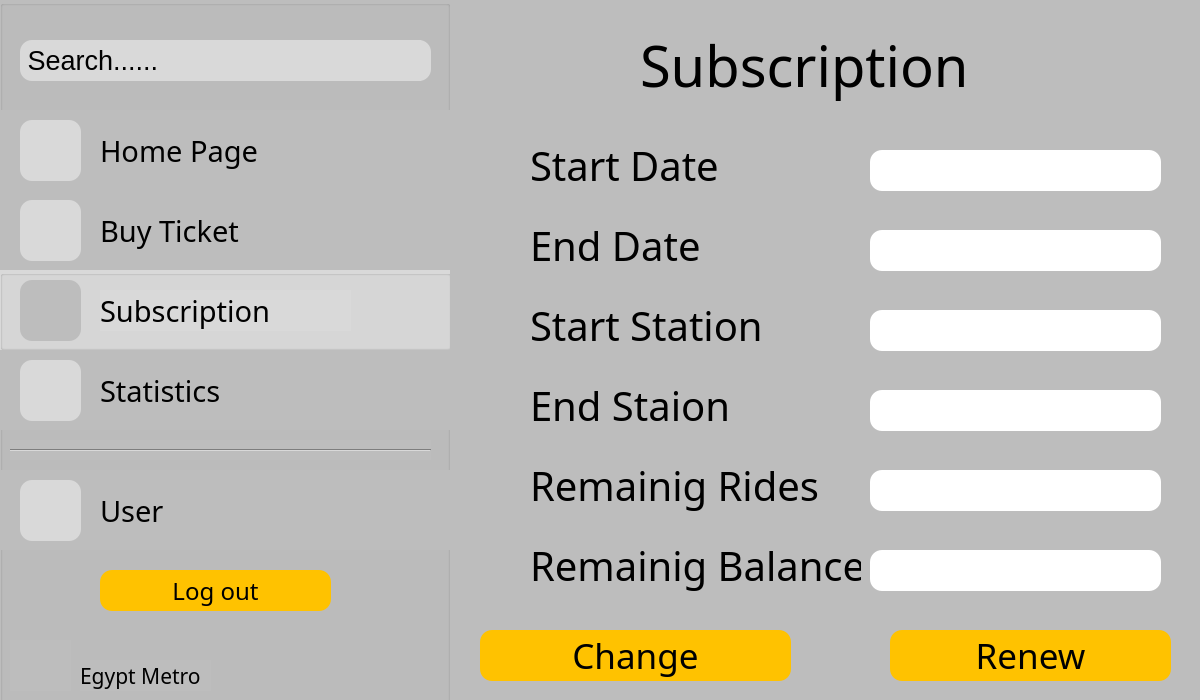
The window that subscription.ui (hager55m/Metro-Mate-DS) describes before a commit, drawn with Qt 5.
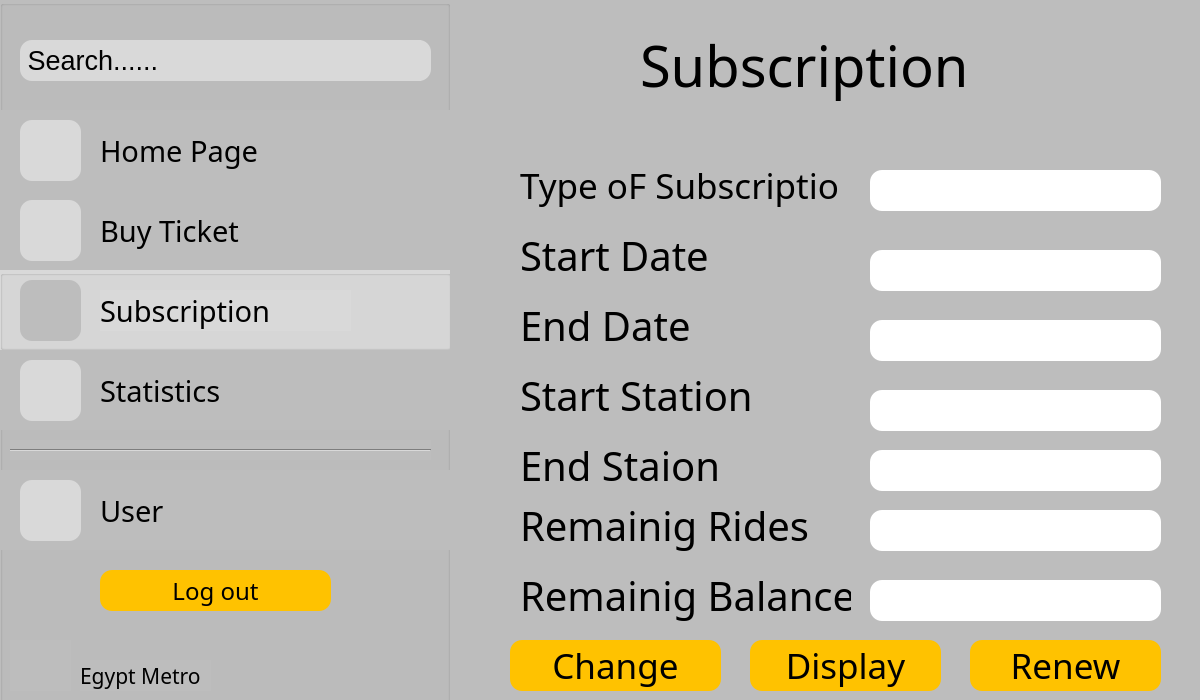
The same window after the commit.

The edit to the form file:
```diff
--- a/subscription.ui
+++ b/subscription.ui
@@ -568,8 +568,8 @@
   <widget class="QLabel" name="label_11">
    <property name="geometry">
     <rect>
-     <x>530</x>
-     <y>140</y>
+     <x>520</x>
+     <y>230</y>
      <width>211</width>
      <height>51</height>
     </rect>
@@ -587,8 +587,8 @@
   <widget class="QLabel" name="label_13">
    <property name="geometry">
     <rect>
-     <x>530</x>
-     <y>220</y>
+     <x>520</x>
+     <y>300</y>
      <width>211</width>
      <height>51</height>
     </rect>
@@ -606,8 +606,8 @@
   <widget class="QLabel" name="label_14">
    <property name="geometry">
     <rect>
-     <x>530</x>
-     <y>300</y>
+     <x>520</x>
+     <y>370</y>
      <width>251</width>
      <height>51</height>
     </rect>
@@ -625,8 +625,8 @@
   <widget class="QLabel" name="label_15">
    <property name="geometry">
     <rect>
-     <x>530</x>
-     <y>380</y>
+     <x>520</x>
+     <y>440</y>
      <width>231</width>
      <height>51</height>
     </rect>
@@ -644,8 +644,8 @@
   <widget class="QLabel" name="label_16">
    <property name="geometry">
     <rect>
-     <x>530</x>
-     <y>460</y>
+     <x>520</x>
+     <y>500</y>
      <width>291</width>
      <height>51</height>
     </rect>
@@ -664,7 +664,7 @@
    <property name="geometry">
     <rect>
      <x>870</x>
-     <y>150</y>
+     <y>250</y>
      <width>291</width>
      <height>41</height>
     </rect>
@@ -687,7 +687,7 @@
    <property name="geometry">
     <rect>
      <x>870</x>
-     <y>230</y>
+     <y>320</y>
      <width>291</width>
      <height>41</height>
     </rect>
@@ -710,29 +710,6 @@
    <property name="geometry">
     <rect>
      <x>870</x>
-     <y>310</y>
-     <width>291</width>
-     <height>41</height>
-    </rect>
-   </property>
-   <property name="font">
-    <font>
-     <pointsize>18</pointsize>
-    </font>
-   </property>
-   <property name="styleSheet">
-    <string notr="true">background-color: white;
-border-radius: 12;
-color: black;</string>
-   </property>
-   <property name="readOnly">
-    <bool>true</bool>
-   </property>
-  </widget>
-  <widget class="QLineEdit" name="endstation">
-   <property name="geometry">
-    <rect>
-     <x>870</x>
      <y>390</y>
      <width>291</width>
      <height>41</height>
@@ -752,11 +729,34 @@
     <bool>true</bool>
    </property>
   </widget>
+  <widget class="QLineEdit" name="endstation">
+   <property name="geometry">
+    <rect>
+     <x>870</x>
+     <y>450</y>
+     <width>291</width>
+     <height>41</height>
+    </rect>
+   </property>
+   <property name="font">
+    <font>
+     <pointsize>18</pointsize>
+    </font>
+   </property>
+   <property name="styleSheet">
+    <string notr="true">background-color: white;
+border-radius: 12;
+color: black;</string>
+   </property>
+   <property name="readOnly">
+    <bool>true</bool>
+   </property>
+  </widget>
   <widget class="QLineEdit" name="rides">
    <property name="geometry">
     <rect>
      <x>870</x>
-     <y>470</y>
+     <y>510</y>
      <width>291</width>
      <height>41</height>
     </rect>
@@ -778,9 +778,9 @@
   <widget class="QPushButton" name="change">
    <property name="geometry">
     <rect>
-     <x>480</x>
-     <y>630</y>
-     <width>311</width>
+     <x>510</x>
+     <y>640</y>
+     <width>211</width>
      <height>51</height>
     </rect>
    </property>
@@ -802,9 +802,9 @@
   <widget class="QPushButton" name="renew">
    <property name="geometry">
     <rect>
-     <x>890</x>
-     <y>630</y>
-     <width>281</width>
+     <x>970</x>
+     <y>640</y>
+     <width>191</width>
      <height>51</height>
     </rect>
    </property>
@@ -826,8 +826,8 @@
   <widget class="QLabel" name="label_17">
    <property name="geometry">
     <rect>
-     <x>530</x>
-     <y>540</y>
+     <x>520</x>
+     <y>570</y>
      <width>331</width>
      <height>51</height>
     </rect>
@@ -846,7 +846,7 @@
    <property name="geometry">
     <rect>
      <x>870</x>
-     <y>550</y>
+     <y>580</y>
      <width>291</width>
      <height>41</height>
     </rect>
@@ -865,6 +865,72 @@
     <bool>true</bool>
    </property>
   </widget>
+  <widget class="QLabel" name="label_18">
+   <property name="geometry">
+    <rect>
+     <x>520</x>
+     <y>160</y>
+     <width>321</width>
+     <height>51</height>
+    </rect>
+   </property>
+   <property name="font">
+    <font>
+     <family>BAXAUTRIAL</family>
+     <pointsize>26</pointsize>
+    </font>
+   </property>
+   <property name="text">
+    <string>Type oF Subscription</string>
+   </property>
+  </widget>
+  <widget class="QLineEdit" name="type">
+   <property name="geometry">
+    <rect>
+     <x>870</x>
+     <y>170</y>
+     <width>291</width>
+     <height>41</height>
+    </rect>
+   </property>
+   <property name="font">
+    <font>
+     <pointsize>18</pointsize>
+    </font>
+   </property>
+   <property name="styleSheet">
+    <string notr="true">background-color: white;
+border-radius: 12;
+color: black;</string>
+   </property>
+   <property name="readOnly">
+    <bool>true</bool>
+   </property>
+  </widget>
+  <widget class="QPushButton" name="display">
+   <property name="geometry">
+    <rect>
+     <x>750</x>
+     <y>640</y>
+     <width>191</width>
+     <height>51</height>
+    </rect>
+   </property>
+   <property name="font">
+    <font>
+     <family>BAXAUTRIAL</family>
+     <pointsize>26</pointsize>
+    </font>
+   </property>
+   <property name="styleSheet">
+    <string notr="true">background-color: #FFC200;
+border-radius: 12;
+color: black;</string>
+   </property>
+   <property name="text">
+    <string>Display</string>
+   </property>
+  </widget>
  </widget>
  <resources/>
  <connections/>
```
